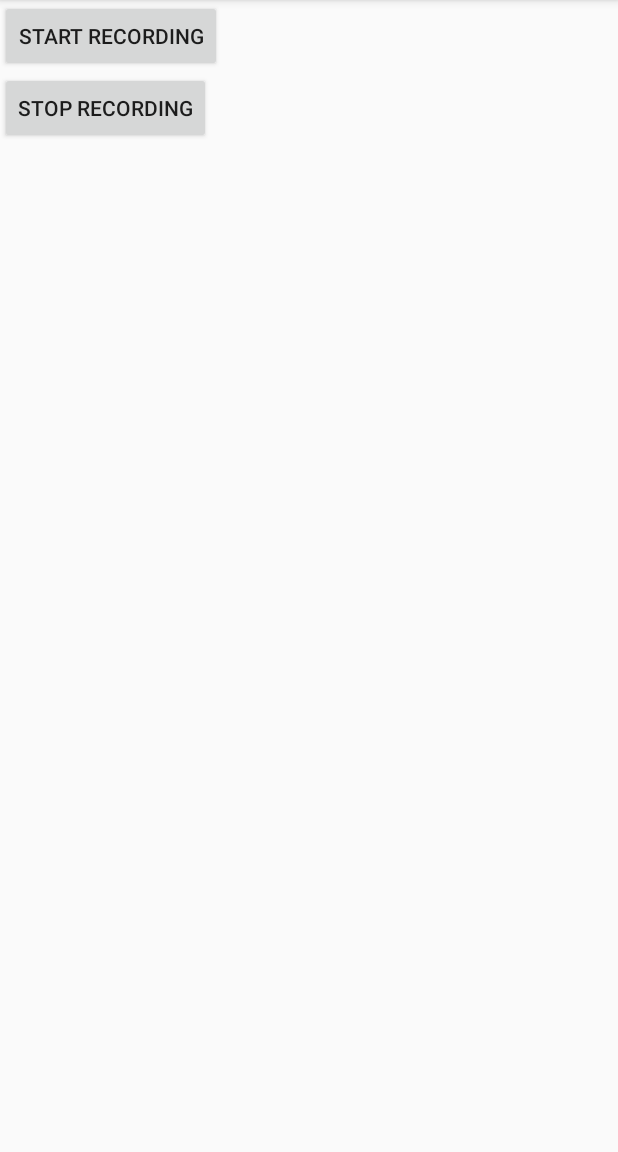
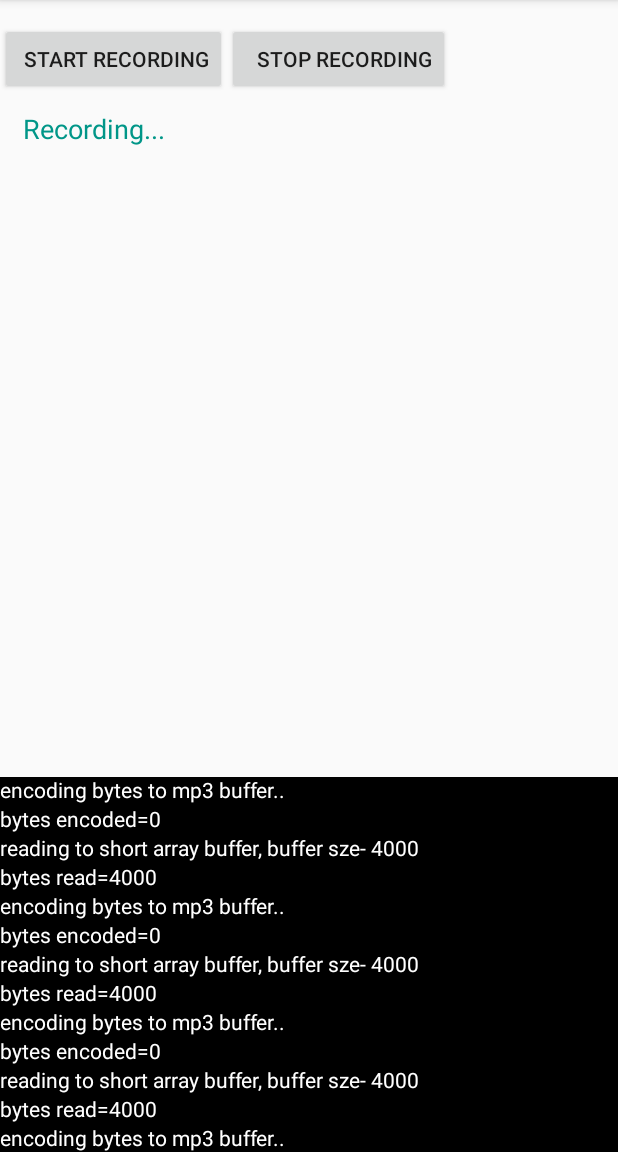
Before and after one commit to naman14/TAndroidLame, an Android app: the Mp3AudioRecordActivity screen opened directly, with no data from a screen before it, after a tap on "START RECORDING", on a phone screen of 412 x 824 dp, the part 84-1236 px from its top. Run offline under Robolectric (Android 15) with nearby library versions, the phone set to English and light mode, and no system bars; 4 statements that could not run were skipped.

Commit message:
demo with proper logs

```diff
--- a/app/build.gradle
+++ b/app/build.gradle
@@ -31,6 +31,7 @@ repositories {
 dependencies {
     compile fileTree(dir: 'libs', include: ['*.jar'])
     compile 'com.android.support:appcompat-v7:23.1.1'
+    compile 'com.android.support:recyclerview-v7:23.1.1'
     compile project(':androidlame')
 
 }
--- /dev/null
+++ b/app/src/main/java/com/naman14/tandroidlame/LogFragment.java
@@ -0,0 +1,87 @@
+package com.naman14.tandroidlame;
+
+import android.os.Bundle;
+import android.support.annotation.Nullable;
+import android.support.v4.app.Fragment;
+import android.support.v7.widget.LinearLayoutManager;
+import android.support.v7.widget.RecyclerView;
+import android.view.LayoutInflater;
+import android.view.View;
+import android.view.ViewGroup;
+import android.widget.TextView;
+
+import java.util.ArrayList;
+import java.util.List;
+
+/**
+ * Created by naman on 28/01/16.
+ */
+public class LogFragment extends Fragment {
+
+    LogAdapter adapter;
+    RecyclerView recyclerView;
+
+    @Nullable
+    @Override
+    public View onCreateView(LayoutInflater inflater, @Nullable ViewGroup container, @Nullable Bundle savedInstanceState) {
+        View rootView = inflater.inflate(R.layout.fragment_log, container, false);
+
+        recyclerView = (RecyclerView) rootView.findViewById(R.id.logrecyclerview);
+        LinearLayoutManager llm = new LinearLayoutManager(getActivity());
+        recyclerView.setLayoutManager(llm);
+
+        adapter = new LogAdapter(new ArrayList<String>());
+        recyclerView.setAdapter(adapter);
+
+        return rootView;
+    }
+
+    public void addLog(final String log) {
+        adapter.addLog(log);
+    }
+
+    private class LogAdapter extends RecyclerView.Adapter<LogAdapter.ItemHolder> {
+
+        public List<String> logList;
+
+        public LogAdapter(List<String> list) {
+            this.logList = list;
+        }
+
+        @Override
+        public ItemHolder onCreateViewHolder(ViewGroup viewGroup, int viewType) {
+            View v = LayoutInflater.from(viewGroup.getContext()).inflate(R.layout.list_log_item, null);
+            return new ItemHolder(v);
+        }
+
+        @Override
+        public void onBindViewHolder(ItemHolder itemHolder, int i) {
+            itemHolder.logText.setText(logList.get(i));
+        }
+
+        @Override
+        public int getItemCount() {
+            return (null != logList ? logList.size() : 0);
+        }
+
+        public class ItemHolder extends RecyclerView.ViewHolder {
+
+            TextView logText;
+
+            public ItemHolder(View view) {
+                super(view);
+                logText = (TextView) view.findViewById(R.id.text);
+            }
+
+        }
+
+        public void addLog(String log) {
+            logList.add(log);
+            notifyDataSetChanged();
+            recyclerView.scrollToPosition(logList.size() - 1);
+        }
+
+    }
+
+
+}
--- a/app/src/main/java/com/naman14/tandroidlame/Mp3AudioRecordActivity.java
+++ b/app/src/main/java/com/naman14/tandroidlame/Mp3AudioRecordActivity.java
@@ -9,6 +9,8 @@ import android.support.annotation.Nullable;
 import android.support.v7.app.AppCompatActivity;
 import android.view.View;
 import android.widget.Button;
+import android.widget.TextView;
+import android.widget.Toast;
 
 import com.naman14.androidlame.AndroidLame;
 import com.naman14.androidlame.LameBuilder;
@@ -29,11 +31,14 @@ public class Mp3AudioRecordActivity extends AppCompatActivity {
 
     String filePath = Environment.getExternalStorageDirectory() + "/testrecord.mp3";
 
-    boolean isRecording = true;
+    boolean isRecording = false;
 
     AudioRecord audioRecord;
     AndroidLame androidLame;
     FileOutputStream outputStream;
+
+    LogFragment logFragment;
+    TextView statusText;
 
     @Override
     protected void onCreate(@Nullable Bundle savedInstanceState) {
@@ -43,10 +48,25 @@ public class Mp3AudioRecordActivity extends AppCompatActivity {
         Button start = (Button) findViewById(R.id.startRecording);
         Button stop = (Button) findViewById(R.id.stopRecording);
 
+        statusText = (TextView) findViewById(R.id.statusText);
+        logFragment = new LogFragment();
+
+        getSupportFragmentManager().beginTransaction().replace(R.id.log_container, logFragment).commit();
+
         start.setOnClickListener(new View.OnClickListener() {
             @Override
             public void onClick(View v) {
-                startRecording();
+                if (!isRecording) {
+                    new Thread() {
+                        @Override
+                        public void run() {
+                            isRecording = true;
+                            startRecording();
+                        }
+                    }.start();
+
+                } else
+                    Toast.makeText(Mp3AudioRecordActivity.this, "Already recording", Toast.LENGTH_SHORT).show();
             }
         });
 
@@ -64,15 +84,19 @@ public class Mp3AudioRecordActivity extends AppCompatActivity {
         minBuffer = AudioRecord.getMinBufferSize(inSamplerate, AudioFormat.CHANNEL_IN_MONO,
                 AudioFormat.ENCODING_PCM_16BIT);
 
+        addLog("Initialising audio recorder..");
         audioRecord = new AudioRecord(
                 MediaRecorder.AudioSource.MIC, inSamplerate,
                 AudioFormat.CHANNEL_IN_MONO,
                 AudioFormat.ENCODING_PCM_16BIT, minBuffer * 2);
 
-        short[] buffer = new short[inSamplerate * 2];
+        //5 seconds data
+        addLog("creating short buffer array");
+        short[] buffer = new short[inSamplerate * 2 * 5];
 
         // 'mp3buf' should be at least 7200 bytes long
         // to hold all possible emitted data.
+        addLog("creating mp3 buffer");
         byte[] mp3buffer = new byte[(int) (7200 + buffer.length * 2 * 1.25)];
 
         try {
@@ -81,24 +105,33 @@ public class Mp3AudioRecordActivity extends AppCompatActivity {
             e.printStackTrace();
         }
 
+        addLog("Initialising Andorid Lame");
         androidLame = new LameBuilder()
                 .setInSampleRate(inSamplerate)
                 .setOutChannels(1)
                 .build();
 
+        addLog("started audio recording");
+        updateStatus("Recording...");
         audioRecord.startRecording();
 
         int bytesRead = 0;
 
         while (isRecording) {
+
+            addLog("reading to short array buffer, buffer sze- " + minBuffer);
             bytesRead = audioRecord.read(buffer, 0, minBuffer);
+            addLog("bytes read=" + bytesRead);
 
             if (bytesRead > 0) {
 
+                addLog("encoding bytes to mp3 buffer..");
                 int bytesEncoded = androidLame.encodeBufferInterLeaved(buffer, bytesRead, mp3buffer);
+                addLog("bytes encoded=" + bytesEncoded);
 
                 if (bytesEncoded > 0) {
                     try {
+                        addLog("writing mp3 buffer to outputstream with " + bytesEncoded + " bytes");
                         outputStream.write(mp3buffer, 0, bytesEncoded);
                     } catch (IOException e) {
                         e.printStackTrace();
@@ -107,23 +140,50 @@ public class Mp3AudioRecordActivity extends AppCompatActivity {
             }
         }
 
+        addLog("stopped recording");
+        updateStatus("Recording stopped");
 
+        addLog("flushing final mp3buffer");
         int outputMp3buf = androidLame.flush(mp3buffer);
+        addLog("flushed " + outputMp3buf + " bytes");
 
         if (outputMp3buf > 0) {
             try {
+                addLog("writing final mp3buffer to outputstream");
                 outputStream.write(mp3buffer, 0, outputMp3buf);
+                addLog("closing output stream");
                 outputStream.close();
+                updateStatus("Output recording saved in " + filePath);
             } catch (IOException e) {
                 e.printStackTrace();
             }
         }
 
+        addLog("releasing audio recorder");
         audioRecord.stop();
         audioRecord.release();
 
+        addLog("closing android lame");
         androidLame.close();
 
         isRecording = false;
     }
+
+    private void addLog(final String log) {
+        runOnUiThread(new Runnable() {
+            @Override
+            public void run() {
+                logFragment.addLog(log);
+            }
+        });
+    }
+
+    private void updateStatus(final String status) {
+        runOnUiThread(new Runnable() {
+            @Override
+            public void run() {
+                statusText.setText(status);
+            }
+        });
+    }
 }
--- a/app/src/main/res/layout/activity_audio_record.xml
+++ b/app/src/main/res/layout/activity_audio_record.xml
@@ -1,19 +1,54 @@
 <?xml version="1.0" encoding="utf-8"?>
-<LinearLayout xmlns:android="http://schemas.android.com/apk/res/android"
+
+<RelativeLayout xmlns:android="http://schemas.android.com/apk/res/android"
     android:layout_width="match_parent"
     android:layout_height="match_parent"
     android:orientation="vertical">
+
+    <LinearLayout
+        android:layout_width="match_parent"
+        android:layout_height="wrap_content"
+        android:orientation="vertical">
+
+        <LinearLayout
+            android:layout_width="match_parent"
+            android:layout_height="wrap_content"
+            android:layout_alignParentTop="true"
+            android:orientation="horizontal"
+            android:paddingTop="15dp">
 
             <Button
                 android:id="@+id/startRecording"
                 android:layout_width="wrap_content"
                 android:layout_height="wrap_content"
+                android:paddingLeft="15dp"
                 android:text="Start recording" />
 
             <Button
                 android:id="@+id/stopRecording"
                 android:layout_width="wrap_content"
                 android:layout_height="wrap_content"
+                android:paddingLeft="20dp"
                 android:text="Stop recording" />
 
         </LinearLayout>
+
+        <TextView
+            android:id="@+id/statusText"
+            android:layout_width="wrap_content"
+            android:layout_height="wrap_content"
+            android:paddingLeft="15dp"
+            android:paddingTop="10dp"
+            android:textColor="#009688"
+            android:textSize="18sp" />
+    </LinearLayout>
+
+
+    <FrameLayout
+        android:id="@+id/log_container"
+        android:layout_width="match_parent"
+        android:layout_height="250dp"
+        android:background="#000000"
+        android:layout_alignParentBottom="true" />
+
+</RelativeLayout>
--- /dev/null
+++ b/app/src/main/res/layout/fragment_log.xml
@@ -0,0 +1,13 @@
+<?xml version="1.0" encoding="utf-8"?>
+<LinearLayout xmlns:android="http://schemas.android.com/apk/res/android"
+    android:layout_width="match_parent"
+    android:layout_height="match_parent"
+    android:orientation="vertical">
+
+    <android.support.v7.widget.RecyclerView xmlns:android="http://schemas.android.com/apk/res/android"
+        xmlns:app="http://schemas.android.com/apk/res-auto"
+        android:id="@+id/logrecyclerview"
+        android:layout_width="match_parent"
+        android:layout_height="match_parent" />
+
+</LinearLayout>
--- /dev/null
+++ b/app/src/main/res/layout/list_log_item.xml
@@ -0,0 +1,13 @@
+<?xml version="1.0" encoding="utf-8"?>
+<LinearLayout xmlns:android="http://schemas.android.com/apk/res/android"
+    android:orientation="vertical" android:layout_width="match_parent"
+    android:layout_height="match_parent">
+
+    <TextView
+        android:layout_width="wrap_content"
+        android:layout_height="wrap_content"
+        android:id="@+id/text"
+        android:textSize="14sp"
+        android:textColor="#ffffff"/>
+
+</LinearLayout>
```
Lines whose indentation alone changed are shown as unchanged.
